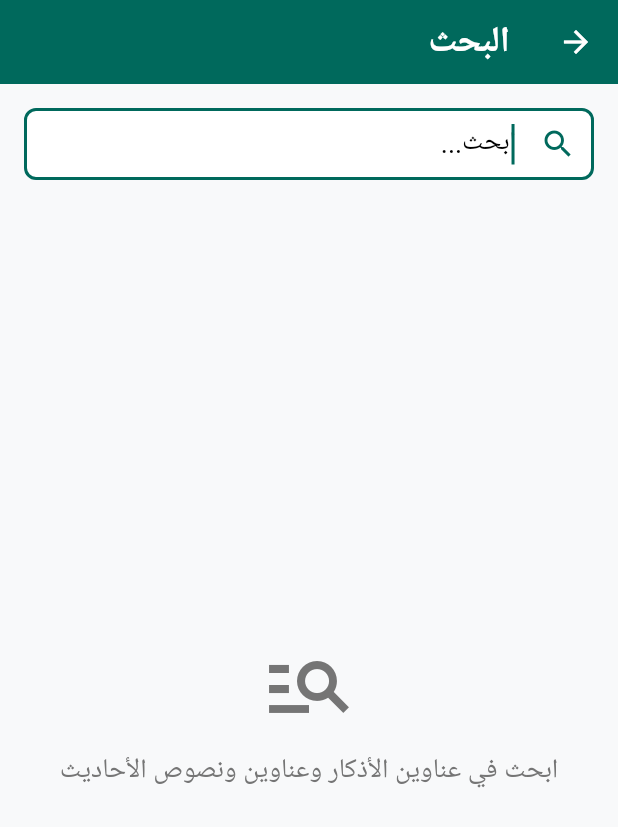
After one commit to mostafasamy999/Azkar-Flutter, a Flutter app: the screen it shows after launch, in the side drawer, after a tap on the "search" icon, on a phone screen of 412 x 824 dp. The commit adds this screen. Shown: the top 827 px of the screen. Run offline on Flutter 3.47's test engine with Material 3 defaults, Android fonts, the phone set to English and light mode, and no system bars; our stand-ins replace audioplayers, bloc, dartz, device_info_plus, equatable, flutter_bloc and 15 more; missing offline and left inert: dart:ffi, in_app_update, quran.

Commit message:
add search functionality with Arabic normalization and UI integration

```diff
--- /dev/null
+++ b/lib/core/utils/ArabicNormalizer.dart
@@ -0,0 +1,64 @@
+// Normalizes Arabic text for searching, so "الصبر" matches "الصَّبْرِ", "أ" matches "ا", etc.
+class NormalizedText {
+  final String text;
+
+  // originalIndex[i] = index in the original string of normalized char i
+  final List<int> originalIndex;
+
+  const NormalizedText(this.text, this.originalIndex);
+}
+
+class ArabicNormalizer {
+  ArabicNormalizer._();
+
+  static const _letterMap = {
+    'أ': 'ا',
+    'إ': 'ا',
+    'آ': 'ا',
+    'ٱ': 'ا',
+    'ى': 'ي',
+    'ئ': 'ي',
+    'ؤ': 'و',
+    'ة': 'ه',
+  };
+
+  static bool isIgnored(int code) =>
+      (code >= 0x064B && code <= 0x065F) || // harakat (tashkeel)
+      code == 0x0670 || // superscript alef
+      code == 0x0640 || // tatweel
+      (code >= 0x06D6 && code <= 0x06ED) || // quranic marks
+      (code >= 0x200B && code <= 0x200F); // zero-width / direction marks
+
+  static NormalizedText normalizeWithMap(String input) {
+    final buffer = StringBuffer();
+    final indexes = <int>[];
+    bool lastWasSpace = true; // trims leading spaces
+
+    for (int i = 0; i < input.length; i++) {
+      final code = input.codeUnitAt(i);
+      if (isIgnored(code)) continue;
+
+      final char = input[i];
+      if (char.trim().isEmpty) {
+        if (lastWasSpace) continue;
+        buffer.write(' ');
+        indexes.add(i);
+        lastWasSpace = true;
+        continue;
+      }
+
+      buffer.write(_letterMap[char] ?? char.toLowerCase());
+      indexes.add(i);
+      lastWasSpace = false;
+    }
+
+    var text = buffer.toString();
+    if (text.endsWith(' ')) {
+      text = text.substring(0, text.length - 1);
+      indexes.removeLast();
+    }
+    return NormalizedText(text, indexes);
+  }
+
+  static String normalize(String input) => normalizeWithMap(input).text;
+}
--- a/lib/features/ziker/domain/entities/Hadith.dart
+++ b/lib/features/ziker/domain/entities/Hadith.dart
@@ -31,6 +31,15 @@ class Hadith extends Equatable {
 
   bool get hasQuranReference => quranReferences != null && quranReferences!.isNotEmpty;
 
+  // when hasTitle, the first line of matn is the hadith title
+  String get title => hasTitle ? matn.split('\n').first : "";
+
+  String get content {
+    if (!hasTitle) return matn;
+    final parts = matn.split('\n');
+    return parts.length > 1 ? parts.sublist(1).join('\n') : "";
+  }
+
   @override
   List<Object?> get props => [id, matn, isnad, no_repeat, state, hasTitle, quranReferences];
 }
--- /dev/null
+++ b/lib/features/ziker/presentation/bloc/search/SearchCubit.dart
@@ -0,0 +1,161 @@
+import 'dart:async';
+
+import 'package:flutter_bloc/flutter_bloc.dart';
+
+import '../../../../../core/utils/ArabicNormalizer.dart';
+import '../../../../../core/utils/Utils.dart';
+import '../../../domain/entities/Hadith.dart';
+import '../../../domain/entities/Ziker.dart';
+import 'SearchState.dart';
+
+class _IndexedField {
+  final Ziker ziker;
+  final int type;
+  final Hadith? hadith;
+  final int hadithIndex;
+  final SearchMatchField field;
+  final String text;
+  final NormalizedText normalized;
+
+  _IndexedField({
+    required this.ziker,
+    required this.type,
+    required this.hadith,
+    required this.hadithIndex,
+    required this.field,
+    required this.text,
+  }) : normalized = ArabicNormalizer.normalizeWithMap(text);
+}
+
+class SearchCubit extends Cubit<SearchState> {
+  static const _debounce = Duration(milliseconds: 300);
+  static const _minQueryLength = 2;
+
+  final List<_IndexedField> _index = [];
+  Timer? _debounceTimer;
+
+  SearchCubit() : super(SearchInitial());
+
+  // Used once when the search screen opens: normalizes every ziker title,
+  // hadith title and hadith content a single time, so typing only does
+  // substring checks on cached text.
+  // [azkarByType] uses the same types as MainScreen (1..4); a ziker found in
+  // several lists is indexed once, under its first type.
+  void buildIndex(Map<int, List<Ziker>> azkarByType) {
+    _index.clear();
+    final seenIds = <int>{};
+
+    for (final entry in azkarByType.entries) {
+      for (final ziker in entry.value) {
+        if (!seenIds.add(ziker.id)) continue;
+
+        _index.add(_IndexedField(
+          ziker: ziker,
+          type: entry.key,
+          hadith: null,
+          hadithIndex: 0,
+          field: SearchMatchField.zikerTitle,
+          text: ziker.name.removeNumberInParentheses().trim(),
+        ));
+
+        for (int i = 0; i < ziker.arr.length; i++) {
+          final hadith = ziker.arr[i];
+          if (hadith.hasTitle) {
+            _index.add(_IndexedField(
+              ziker: ziker,
+              type: entry.key,
+              hadith: hadith,
+              hadithIndex: i,
+              field: SearchMatchField.hadithTitle,
+              text: hadith.title.removeNumberInParentheses().trim(),
+            ));
+          }
+          _index.add(_IndexedField(
+            ziker: ziker,
+            type: entry.key,
+            hadith: hadith,
+            hadithIndex: i,
+            field: SearchMatchField.hadithContent,
+            text: hadith.content.removeNumberInParentheses().trim(),
+          ));
+        }
+      }
+    }
+  }
+
+  // Used on every keystroke in the search field: waits until the user
+  // pauses typing before running the search.
+  void onQueryChanged(String query) {
+    _debounceTimer?.cancel();
+    if (query.trim().isEmpty) {
+      emit(SearchInitial());
+      return;
+    }
+    _debounceTimer = Timer(_debounce, () => _search(query));
+  }
+
+  // Used when the user taps the clear button in the search field.
+  void clear() {
+    _debounceTimer?.cancel();
+    emit(SearchInitial());
+  }
+
+  void _search(String query) {
+    final normalizedQuery = ArabicNormalizer.normalize(query);
+    if (normalizedQuery.isEmpty) {
+      emit(SearchInitial());
+      return;
+    }
+    if (normalizedQuery.length < _minQueryLength) {
+      emit(SearchQueryTooShortState());
+      return;
+    }
+
+    final results = <SearchResult>[];
+    // a hadith that matches in its title and its content is shown once,
+    // under the higher-priority field
+    final matchedHadiths = <String>{};
+
+    for (final field in SearchMatchField.values) {
+      for (final item in _index) {
+        if (item.field != field) continue;
+
+        final start = item.normalized.text.indexOf(normalizedQuery);
+        if (start == -1) continue;
+
+        if (item.hadith != null &&
+            !matchedHadiths.add('${item.ziker.id}-${item.hadithIndex}')) {
+          continue;
+        }
+
+        final map = item.normalized.originalIndex;
+        int matchEnd = map[start + normalizedQuery.length - 1] + 1;
+        // keep the last letter's tashkeel inside the highlight
+        while (matchEnd < item.text.length &&
+            ArabicNormalizer.isIgnored(item.text.codeUnitAt(matchEnd))) {
+          matchEnd++;
+        }
+        results.add(SearchResult(
+          ziker: item.ziker,
+          type: item.type,
+          hadith: item.hadith,
+          hadithIndex: item.hadithIndex,
+          field: item.field,
+          text: item.text,
+          matchStart: map[start],
+          matchEnd: matchEnd,
+        ));
+      }
+    }
+
+    emit(results.isEmpty
+        ? SearchEmptyState(query.trim())
+        : SearchLoadedState(query: query.trim(), results: results));
+  }
+
+  @override
+  Future<void> close() {
+    _debounceTimer?.cancel();
+    return super.close();
+  }
+}
--- /dev/null
+++ b/lib/features/ziker/presentation/bloc/search/SearchState.dart
@@ -0,0 +1,75 @@
+import 'package:equatable/equatable.dart';
+
+import '../../../domain/entities/Hadith.dart';
+import '../../../domain/entities/Ziker.dart';
+
+// Declared in priority order: results are sorted by this index
+enum SearchMatchField { zikerTitle, hadithTitle, hadithContent }
+
+extension SearchMatchFieldLabel on SearchMatchField {
+  String get label {
+    switch (this) {
+      case SearchMatchField.zikerTitle:
+        return 'عنوان الذكر';
+      case SearchMatchField.hadithTitle:
+        return 'عنوان الحديث';
+      case SearchMatchField.hadithContent:
+        return 'نص الحديث';
+    }
+  }
+}
+
+class SearchResult extends Equatable {
+  final Ziker ziker;
+  final int type; // same type used by MainScreen / ZikerScreen
+  final Hadith? hadith; // null when the ziker title matched
+  final int hadithIndex;
+  final SearchMatchField field;
+  final String text; // the matched field text
+  final int matchStart; // match range inside [text]
+  final int matchEnd;
+
+  const SearchResult({
+    required this.ziker,
+    required this.type,
+    required this.hadith,
+    required this.hadithIndex,
+    required this.field,
+    required this.text,
+    required this.matchStart,
+    required this.matchEnd,
+  });
+
+  @override
+  List<Object?> get props => [ziker.id, hadithIndex, field, matchStart];
+}
+
+abstract class SearchState extends Equatable {
+  const SearchState();
+
+  @override
+  List<Object> get props => [];
+}
+
+class SearchInitial extends SearchState {}
+
+class SearchQueryTooShortState extends SearchState {}
+
+class SearchEmptyState extends SearchState {
+  final String query;
+
+  const SearchEmptyState(this.query);
+
+  @override
+  List<Object> get props => [query];
+}
+
+class SearchLoadedState extends SearchState {
+  final String query;
+  final List<SearchResult> results;
+
+  const SearchLoadedState({required this.query, required this.results});
+
+  @override
+  List<Object> get props => [query, results];
+}
--- a/lib/features/ziker/presentation/pages/CategoryScreen.dart
+++ b/lib/features/ziker/presentation/pages/CategoryScreen.dart
@@ -8,6 +8,7 @@ import '../../../../core/new_version/new_version_android.dart';
 import '../../../../core/utils/Utils.dart';
 import '../../../../core/utils/notification_helper.dart';
 import '../widgets/TitlePageWidget/DrawerWidget.dart';
+import 'SearchScreen.dart';
 import 'TasbeehScreen.dart';
 import 'ZikerScreen.dart';
 
@@ -45,6 +46,18 @@ class CategoryScreen extends StatelessWidget {
               fontSize: 24,
             ),
           ),
+          actions: [
+            IconButton(
+              icon: Icon(Icons.search),
+              tooltip: 'البحث',
+              onPressed: () {
+                Navigator.push(
+                  context,
+                  MaterialPageRoute(builder: (context) => const SearchScreen()),
+                );
+              },
+            ),
+          ],
           elevation: 2,
         ),
 
--- /dev/null
+++ b/lib/features/ziker/presentation/pages/SearchScreen.dart
@@ -0,0 +1,361 @@
+import 'package:flutter/material.dart';
+import 'package:flutter_bloc/flutter_bloc.dart';
+import 'package:get_it/get_it.dart';
+
+import '../../../../core/colors.dart';
+import '../../../../core/utils/Utils.dart';
+import '../../../../core/widgets/loading_widget.dart';
+import '../bloc/azkar/azkar/AzkarBloc.dart';
+import '../bloc/search/SearchCubit.dart';
+import '../bloc/search/SearchState.dart';
+import '../widgets/titlePageWidget/message_display_widget.dart';
+import 'ZikerScreen.dart';
+
+class SearchScreen extends StatelessWidget {
+  const SearchScreen({super.key});
+
+  @override
+  Widget build(BuildContext context) {
+    return BlocProvider(
+      create: (_) => GetIt.instance<SearchCubit>(),
+      child: Directionality(
+        textDirection: TextDirection.rtl,
+        child: Scaffold(
+          backgroundColor: Color(0xFFF8F9FA),
+          appBar: AppBar(
+            title: Text(
+              'البحث',
+              style: TextStyle(fontSize: 24),
+            ),
+          ),
+          body: BlocBuilder<AzkarBloc, AzkarState>(
+            builder: (context, state) {
+              if (state is LoadedAzkarState) {
+                return _SearchBody(azkarState: state);
+              } else if (state is ErrorAzkarState) {
+                return MessageDisplayWidget(message: state.message);
+              }
+              return const LoadingWidget();
+            },
+          ),
+        ),
+      ),
+    );
+  }
+}
+
+class _SearchBody extends StatefulWidget {
+  final LoadedAzkarState azkarState;
+
+  const _SearchBody({required this.azkarState});
+
+  @override
+  State<_SearchBody> createState() => _SearchBodyState();
+}
+
+class _SearchBodyState extends State<_SearchBody> {
+  final TextEditingController _controller = TextEditingController();
+
+  @override
+  void initState() {
+    super.initState();
+    _buildIndex();
+  }
+
+  @override
+  void didUpdateWidget(covariant _SearchBody oldWidget) {
+    super.didUpdateWidget(oldWidget);
+    if (oldWidget.azkarState != widget.azkarState) {
+      _buildIndex();
+      context.read<SearchCubit>().onQueryChanged(_controller.text);
+    }
+  }
+
+  // types match MainScreen: 1 daily, 2 pray, 3 haij, 4 omra
+  void _buildIndex() {
+    context.read<SearchCubit>().buildIndex({
+      1: widget.azkarState.azkarWithoutPray,
+      2: widget.azkarState.pryaAzkar,
+      3: widget.azkarState.haijAzkar,
+      4: widget.azkarState.omraAzkar,
+    });
+  }
+
+  @override
+  void dispose() {
+    _controller.dispose();
+    super.dispose();
+  }
+
+  @override
+  Widget build(BuildContext context) {
+    return Column(
+      children: [
+        _searchField(),
+        Expanded(
+          child: BlocBuilder<SearchCubit, SearchState>(
+            builder: (context, state) {
+              if (state is SearchLoadedState) {
+                return _ResultsList(results: state.results);
+              } else if (state is SearchEmptyState) {
+                return _message(
+                    Icons.search_off, 'لا توجد نتائج لـ "${state.query}"');
+              } else if (state is SearchQueryTooShortState) {
+                return _message(Icons.keyboard, 'اكتب حرفين على الأقل للبحث');
+              }
+              return _message(Icons.manage_search,
+                  'ابحث في عناوين الأذكار وعناوين ونصوص الأحاديث');
+            },
+          ),
+        ),
+      ],
+    );
+  }
+
+  Widget _searchField() {
+    return Padding(
+      padding: const EdgeInsets.fromLTRB(16, 16, 16, 8),
+      child: ValueListenableBuilder<TextEditingValue>(
+        valueListenable: _controller,
+        builder: (context, value, _) {
+          return TextField(
+            controller: _controller,
+            autofocus: true,
+            textInputAction: TextInputAction.search,
+            onChanged: context.read<SearchCubit>().onQueryChanged,
+            style: TextStyle(fontSize: 18),
+            decoration: InputDecoration(
+              hintText: 'ابحث...',
+              prefixIcon: Icon(Icons.search, color: AppColors.primary),
+              suffixIcon: value.text.isEmpty
+                  ? null
+                  : IconButton(
+                      icon: Icon(Icons.clear),
+                      onPressed: () {
+                        _controller.clear();
+                        context.read<SearchCubit>().clear();
+                      },
+                    ),
+              filled: true,
+              fillColor: AppColors.cardBackground,
+              contentPadding: EdgeInsets.symmetric(horizontal: 12),
+              border: OutlineInputBorder(
+                borderRadius: BorderRadius.circular(20),
+                borderSide: BorderSide.none,
+              ),
+            ),
+          );
+        },
+      ),
+    );
+  }
+
+  Widget _message(IconData icon, String text) {
+    return Center(
+      child: Padding(
+        padding: const EdgeInsets.all(24),
+        child: Column(
+          mainAxisSize: MainAxisSize.min,
+          children: [
+            Icon(icon, size: 64, color: AppColors.textSecondary),
+            SizedBox(height: 12),
+            Text(
+              text,
+              textAlign: TextAlign.center,
+              style: TextStyle(fontSize: 18, color: AppColors.textSecondary),
+            ),
+          ],
+        ),
+      ),
+    );
+  }
+}
+
+class _ResultsList extends StatelessWidget {
+  final List<SearchResult> results;
+
+  const _ResultsList({required this.results});
+
+  @override
+  Widget build(BuildContext context) {
+    // results are already sorted by field priority; a header starts each group
+    final items = <Object>[];
+    SearchMatchField? currentField;
+    for (final result in results) {
+      if (result.field != currentField) {
+        currentField = result.field;
+        items.add(currentField);
+      }
+      items.add(result);
+    }
+
+    return ListView.builder(
+      padding: EdgeInsets.only(bottom: 16),
+      keyboardDismissBehavior: ScrollViewKeyboardDismissBehavior.onDrag,
+      itemCount: items.length,
+      itemBuilder: (context, index) {
+        final item = items[index];
+        if (item is SearchMatchField) {
+          final count = results.where((e) => e.field == item).length;
+          return _groupHeader(item, count);
+        }
+        return _resultItem(context, item as SearchResult);
+      },
+    );
+  }
+
+  Widget _groupHeader(SearchMatchField field, int count) {
+    return Padding(
+      padding: const EdgeInsets.fromLTRB(20, 16, 20, 4),
+      child: Text(
+        '${field.label} (${count.toString().replaceArabicNumbers()})',
+        style: TextStyle(
+          fontSize: 16,
+          fontWeight: FontWeight.bold,
+          color: AppColors.primary,
+        ),
+      ),
+    );
+  }
+
+  Widget _resultItem(BuildContext context, SearchResult result) {
+    final isZikerTitle = result.field == SearchMatchField.zikerTitle;
+    return Container(
+      margin: EdgeInsets.symmetric(horizontal: 10, vertical: 5),
+      child: Material(
+        elevation: 2,
+        borderRadius: BorderRadius.circular(20),
+        color: AppColors.cardBackground,
+        child: InkWell(
+          borderRadius: BorderRadius.circular(20),
+          onTap: () => _openResult(context, result),
+          child: Padding(
+            padding: const EdgeInsets.all(12),
+            child: Column(
+              crossAxisAlignment: CrossAxisAlignment.start,
+              children: [
+                Row(
+                  children: [
+                    _fieldChip(result.field),
+                    SizedBox(width: 8),
+                    Expanded(
+                      child: Text(
+                        getTitle(result.type),
+                        style: TextStyle(
+                            fontSize: 13, color: AppColors.textSecondary),
+                      ),
+                    ),
+                  ],
+                ),
+                SizedBox(height: 8),
+                _highlightedText(result),
+                if (!isZikerTitle) ...[
+                  SizedBox(height: 6),
+                  Text(
+                    result.ziker.name.removeNumberInParentheses().trim(),
+                    maxLines: 1,
+                    overflow: TextOverflow.ellipsis,
+                    style: TextStyle(
+                        fontSize: 14, color: AppColors.textSecondary),
+                  ),
+                ],
+              ],
+            ),
+          ),
+        ),
+      ),
+    );
+  }
+
+  Widget _fieldChip(SearchMatchField field) {
+    return Container(
+      padding: EdgeInsets.symmetric(horizontal: 10, vertical: 3),
+      decoration: BoxDecoration(
+        color: _fieldColor(field).withOpacity(0.12),
+        borderRadius: BorderRadius.circular(12),
+      ),
+      child: Text(
+        field.label,
+        style: TextStyle(
+          fontSize: 12,
+          fontWeight: FontWeight.bold,
+          color: _fieldColor(field),
+        ),
+      ),
+    );
+  }
+
+  Color _fieldColor(SearchMatchField field) {
+    switch (field) {
+      case SearchMatchField.zikerTitle:
+        return AppColors.primary;
+      case SearchMatchField.hadithTitle:
+        return AppColors.prayerColor;
+      case SearchMatchField.hadithContent:
+        return AppColors.hajjColor;
+    }
+  }
+
+  // shows the matched part of the text highlighted; long hadith content is
+  // cut to a window around the match
+  Widget _highlightedText(SearchResult result) {
+    const before = 40;
+    const after = 100;
+    final text = result.text;
+    int start = 0;
+    int end = text.length;
+    if (result.field == SearchMatchField.hadithContent) {
+      if (result.matchStart > before) {
+        start = text.lastIndexOf(' ', result.matchStart - before) + 1;
+      }
+      if (end - result.matchEnd > after) {
+        final space = text.indexOf(' ', result.matchEnd + after);
+        end = space == -1 ? text.length : space;
+      }
+    }
+
+    final isTitle = result.field != SearchMatchField.hadithContent;
+    final baseStyle = TextStyle(
+      fontSize: isTitle ? 18 : 17,
+      height: 1.6,
+      color: AppColors.textPrimary,
+      fontWeight: isTitle ? FontWeight.bold : FontWeight.normal,
+      fontFamily: isTitle ? null : 'scheherazade-medium',
+    );
+
+    return Text.rich(
+      TextSpan(
+        style: baseStyle,
+        children: [
+          if (start > 0) TextSpan(text: '... '),
+          TextSpan(text: text.substring(start, result.matchStart)),
+          TextSpan(
+            text: text.substring(result.matchStart, result.matchEnd),
+            style: TextStyle(
+              backgroundColor: AppColors.secondary.withOpacity(0.45),
+              fontWeight: FontWeight.bold,
+            ),
+          ),
+          TextSpan(text: text.substring(result.matchEnd, end)),
+          if (end < text.length) TextSpan(text: ' ...'),
+        ],
+      ),
+      maxLines: isTitle ? 2 : 4,
+      overflow: TextOverflow.ellipsis,
+    );
+  }
+
+  void _openResult(BuildContext context, SearchResult result) {
+    FocusScope.of(context).unfocus();
+    Navigator.push(
+      context,
+      MaterialPageRoute(
+        builder: (context) => ZikerScreen(
+          zikerTitle: result.ziker.name,
+          type: result.type,
+          initialPage: result.hadithIndex,
+        ),
+      ),
+    );
+  }
+}
--- a/lib/features/ziker/presentation/pages/ZikerScreen.dart
+++ b/lib/features/ziker/presentation/pages/ZikerScreen.dart
@@ -14,8 +14,9 @@ import '../widgets/titlePageWidget/message_display_widget.dart';
 class ZikerScreen extends StatelessWidget {
   final String zikerTitle;
   final int type;
+  final int initialPage; // hadith index to open on (used by search)
 
-  ZikerScreen({required this.zikerTitle,required this.type});
+  ZikerScreen({required this.zikerTitle,required this.type,this.initialPage = 0});
 
   @override
   Widget build(BuildContext context) {
@@ -49,7 +50,7 @@ class ZikerScreen extends StatelessWidget {
           } else if (state is LoadedAzkarState) {
             // Use firstWhere instead of singleWhere
             final ziker = _findZikerByTitle(zikerTitle, state);
-            return Container(child: ZikerPageWidget(azkar: ziker,type: type,onBack: (){
+            return Container(child: ZikerPageWidget(azkar: ziker,type: type,initialPage: initialPage,onBack: (){
               Navigator.of(context).pop();
             },));
           } else if (state is ErrorAzkarState) {
--- a/lib/injection_container.dart
+++ b/lib/injection_container.dart
@@ -20,6 +20,7 @@ import 'features/ziker/domain/usecases/GetPrayerTimesUsecase.dart';
 import 'features/ziker/domain/usecases/SetNewSettingUsecase.dart';
 import 'features/ziker/presentation/bloc/PrayerTime/PrayerTimeCubit.dart';
 import 'features/ziker/presentation/bloc/tasbeeh/TasbeehCubit.dart';
+import 'features/ziker/presentation/bloc/search/SearchCubit.dart';
 import 'features/ziker/presentation/bloc/azkar/azkar/AzkarBloc.dart';
 import 'package:http/http.dart' as http;
 
@@ -39,6 +40,7 @@ Future<void> init() async {
       () => SettingBloc(getSettingUsecase: sl(), updateSettingUsecase: sl()));
   sl.registerFactory(() => PrayerTimesCubit(getPrayerTimesUsecase: sl()));
   sl.registerFactory(() => TasbeehCubit());
+  sl.registerFactory(() => SearchCubit());
 
   // Usecases
   sl.registerLazySingleton(() => GetPrayAzkarUseCase(sl()));
```
Also changed, not shown: lib/features/ziker/presentation/pages/MainScreen.dart (+13 -0 lines), lib/features/ziker/presentation/widgets/ZikerPageWidget/ZikerPageWidget.dart (+9 -10 lines), 3 other files.
